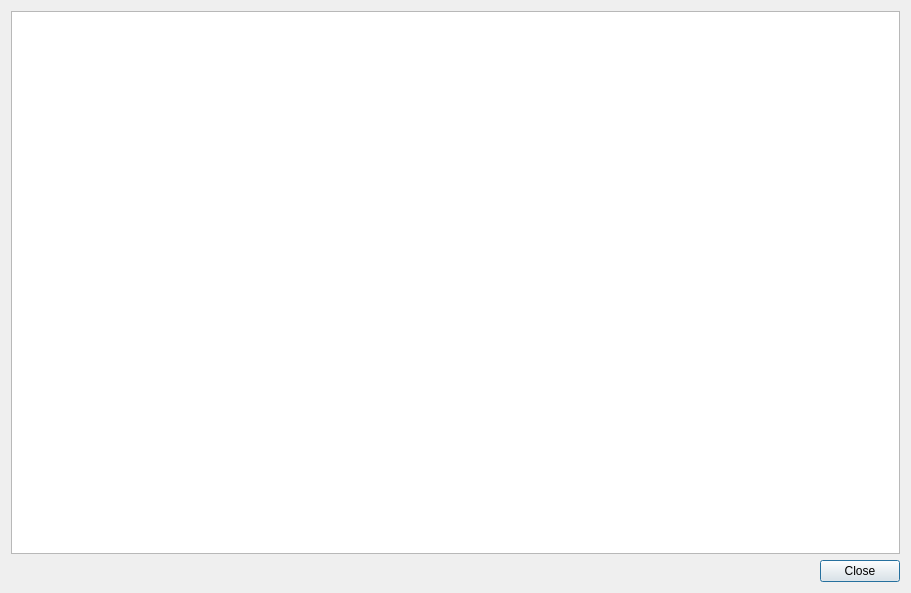
This is Tools/Qt/LogsDialog.ui in klapeto/elpida as Qt 5 draws it before an edit. The edited form follows.
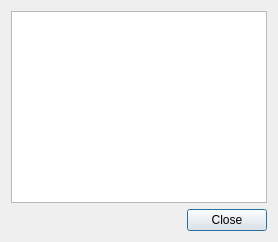
This is the edited form.

Diff of the .ui file:
```diff
--- a/Tools/Qt/LogsDialog.ui
+++ b/Tools/Qt/LogsDialog.ui
@@ -2,14 +2,6 @@
 <ui version="4.0">
  <class>Elpida::LogsDialog</class>
  <widget class="QDialog" name="Elpida::LogsDialog">
-  <property name="geometry">
-   <rect>
-    <x>0</x>
-    <y>0</y>
-    <width>911</width>
-    <height>593</height>
-   </rect>
-  </property>
   <property name="windowTitle">
    <string>Dialog</string>
   </property>
```
Left out of the diff: 2 changed lines with no effect on the pictures.
